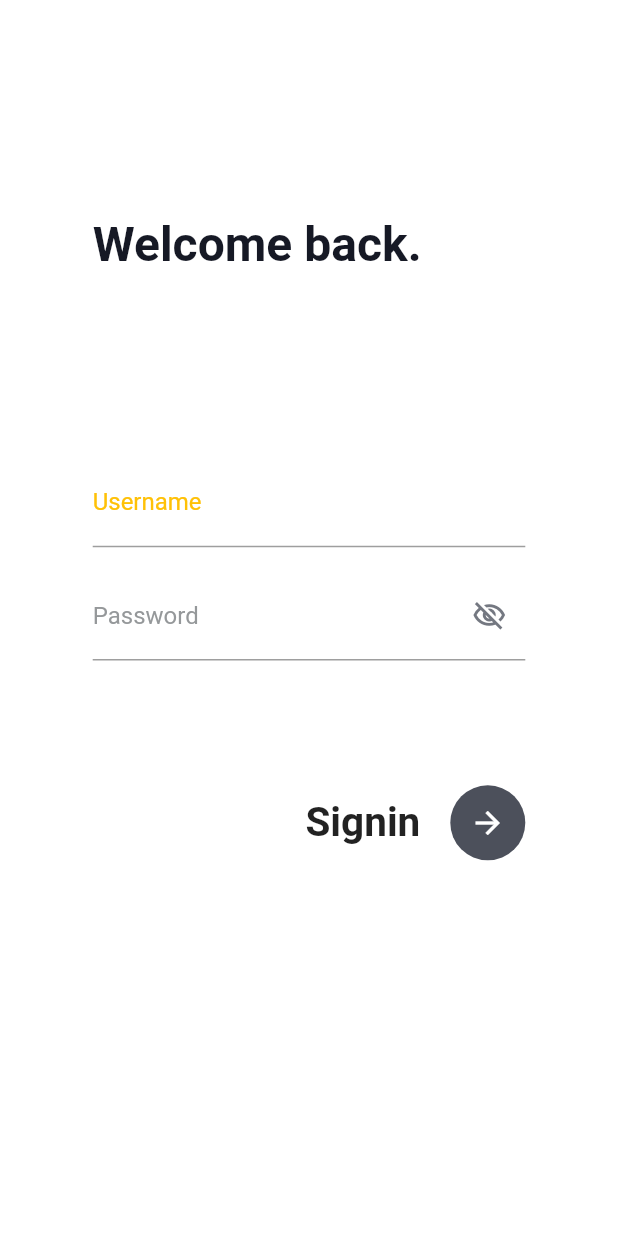
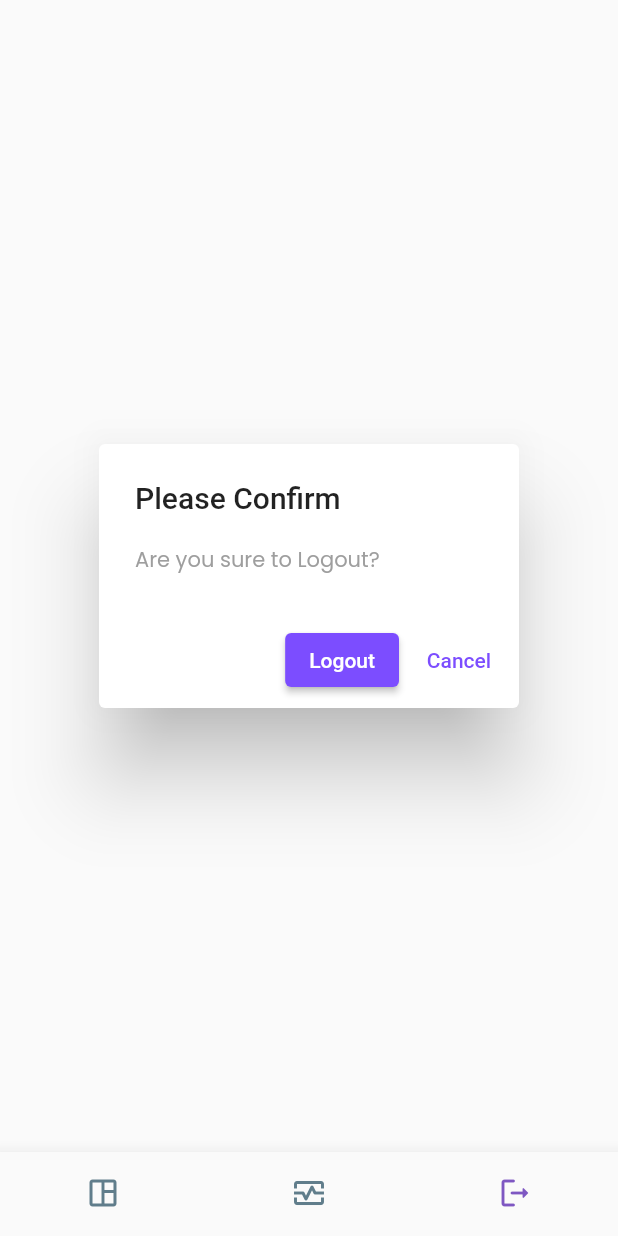
Before and after one commit to rizkyJabar5/journal-mobile, a Flutter app: the BottomBar screen opened directly, item 3 of the bottom bar chosen, on a phone screen of 412 x 824 dp. Run offline on Flutter 3.47's test engine with Material 2 defaults, Android fonts, the phone set to English and light mode, and no system bars; our stand-ins replace dio, flutter_secure_storage, fluttertoast, gap, get, material_design_icons_flutter and 1 more; missing offline and left inert: jwt_decode; accounts and stored records are empty; network calls fail.

Commit message:
Done logout with delete token

```diff
--- a/lib/features/networking/token_repository.dart
+++ b/lib/features/networking/token_repository.dart
@@ -17,6 +17,10 @@ class TokenRepository {
     return Future(() => '');
   }
 
+  Future<void> deleteUserToken() async{
+    await storage.delete(key: "journal");
+  }
+
   Future<bool> hasToken() async {
     final accessToken = await storage.read(key: "journal");
 
--- a/lib/screens/login.dart
+++ b/lib/screens/login.dart
@@ -26,14 +26,18 @@ class _LoginPageState extends State<LoginPage> {
 
   _onFormSubmit() async {
     if (_formKey.currentState?.validate() ?? false) {
-      loginService
+      await loginService
           .postLogin(
             _usernameController.text,
             _passwordController.text,
           )
-          .then((_) => Navigator.of(context).pushReplacement(MaterialPageRoute(
+          .then(
+            (_) => Navigator.of(context).pushReplacement(
+              MaterialPageRoute(
                 builder: (context) => BottomBar(),
-              )));
+              ),
+            ),
+          );
     }
   }
 
@@ -52,6 +56,8 @@ class _LoginPageState extends State<LoginPage> {
       backgroundColor: Colors.white,
       key: _scaffoldKey,
       body: SingleChildScrollView(
+        child: Padding(
+          padding: const EdgeInsets.all(8.0),
           child: Container(
             width: size.width,
             padding: EdgeInsets.all(size.width - size.width * .85),
@@ -60,8 +66,13 @@ class _LoginPageState extends State<LoginPage> {
               mainAxisAlignment: MainAxisAlignment.start,
               crossAxisAlignment: CrossAxisAlignment.start,
               children: [
+                Image.asset(
+                  "assets/images/logo.png",
+                  width: 200,
+                  height: 200,
+                ),
                 SizedBox(
-                height: size.height * .10,
+                  height: size.height * .05,
                 ),
                 const Text(
                   "Welcome back.",
@@ -71,7 +82,7 @@ class _LoginPageState extends State<LoginPage> {
                       fontSize: 32),
                 ),
                 SizedBox(
-                height: size.height * .15,
+                  height: size.height * .08,
                 ),
                 Form(
                   key: _formKey,
@@ -81,7 +92,7 @@ class _LoginPageState extends State<LoginPage> {
                       TextFormField(
                         decoration: InputDecoration(
                           labelText: "Username",
-                        labelStyle: const TextStyle(color: Colors.amber),
+                          labelStyle: const TextStyle(color: Color(0xFF95989A)),
                         ),
                         controller: _usernameController,
                         validator: (value) {
@@ -135,10 +146,7 @@ class _LoginPageState extends State<LoginPage> {
                   ),
                 ),
                 SizedBox(
-                height: size.height * .045,
-              ),
-              SizedBox(
-                height: size.height * .05,
+                  height: size.height * .050,
                 ),
                 Row(
                   mainAxisAlignment: MainAxisAlignment.end,
@@ -155,7 +163,7 @@ class _LoginPageState extends State<LoginPage> {
                       width: 50,
                       child: CircleAvatar(
                         radius: 30,
-                      backgroundColor: Color(0xff4c505b),
+                        backgroundColor: Colors.purple,
                         child: IconButton(
                           color: Colors.white,
                           onPressed: _onFormSubmit,
@@ -169,6 +177,7 @@ class _LoginPageState extends State<LoginPage> {
             ),
           ),
         ),
+      ),
     );
   }
 }
--- a/lib/screens/signout.dart
+++ b/lib/screens/signout.dart
@@ -1,18 +1,70 @@
+import 'package:flutter/cupertino.dart';
 import 'package:flutter/material.dart';
-import 'package:fluttertoast/fluttertoast.dart';
+import 'package:journal_florist/features/networking/token_repository.dart';
+import 'package:journal_florist/utilities/app_styles.dart';
 
-class Signout extends StatefulWidget {
-  Signout({Key? key}) : super(key: key);
+import 'login.dart';
+
+class SignOut extends StatefulWidget {
+  SignOut({Key? key}) : super(key: key);
 
   @override
-  _SignoutState createState() => _SignoutState();
+  _SignOutState createState() => _SignOutState();
 }
 
-class _SignoutState extends State<Signout> {
+class _SignOutState extends State<SignOut> {
+  final _deleteToken = TokenRepository();
+
   @override
   Widget build(BuildContext context) {
-    return GestureDetector(
-      onTap: (() => {}),
+    final _actionPositive = ElevatedButton(
+      child: const Text('Logout'),
+      style: ButtonStyle(
+        backgroundColor: MaterialStateProperty.all(
+          Styles.primaryAccent,
+        ),
+      ),
+      onPressed: () {
+        setState(() {
+          Navigator.pushReplacement(
+            context,
+            MaterialPageRoute(
+              builder: (context) {
+                _deleteToken.deleteUserToken();
+                return LoginPage();
+              },
+            ),
+          );
+        });
+      },
+    );
+
+    final _actionNegative = TextButton(
+      child: const Text(
+        'Cancel',
+        style: TextStyle(
+          color: Colors.deepPurpleAccent,
+        ),
+      ),
+      onPressed: () {
+        Navigator.of(context).pop();
+      },
+    );
+
+    return Center(
+      child: AlertDialog(
+        title: const Text('Please Confirm'),
+        content: const Text(
+          'Are you sure to Logout?',
+          style: TextStyle(
+            color: Colors.grey,
+            fontSize: 14,
+            fontWeight: FontWeight.w400,
+            fontFamily: 'Poppins',
+          ),
+        ),
+        actions: [_actionPositive, _actionNegative],
+      ),
     );
   }
 }
--- a/lib/widgets/bottom_bar.dart
+++ b/lib/widgets/bottom_bar.dart
@@ -1,8 +1,6 @@
 import 'package:flutter/material.dart';
 import 'package:journal_florist/screens/store.dart';
-import 'package:journal_florist/screens/login.dart';
 import 'package:journal_florist/screens/signout.dart';
-import 'package:journal_florist/widgets/toast.dart';
 
 import '../screens/ledger.dart';
 
@@ -16,30 +14,16 @@ class BottomBar extends StatefulWidget {
 class _BottomBarState extends State<BottomBar> {
   int _selectedIndex = 0;
 
-  signOut() async {
-//     await auth.signOut();
-    Navigator.pushReplacement(
-        context,
-        MaterialPageRoute(
-          builder: (context) => LoginPage(),
-        ));
-    toastMessage("Logout Successfully", false);
-  }
-
   static final List<Widget> _widgetOptions = <Widget>[
     HomePage(),
     LedgerPage(),
-    Signout(),
+    SignOut(),
   ];
 
   void _onItemTapped(int index) {
     setState(() {
       _selectedIndex = index;
     });
-
-    if (_selectedIndex == 2) {
-      signOut();
-    }
   }
 
   @override
```
Also changed, not shown: lib/screens/splash_screen.dart (+5 -5 lines), assets/images/logo.jpg (deleted), assets/images/logo.png (added). Lines whose indentation alone changed are shown as unchanged.
